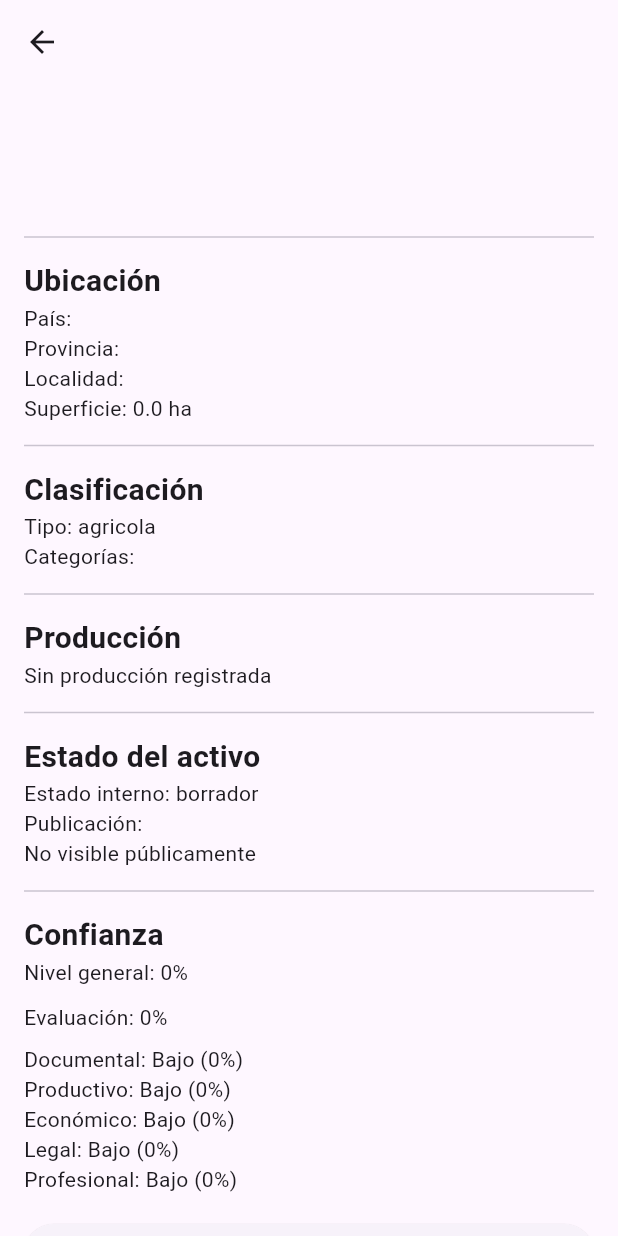
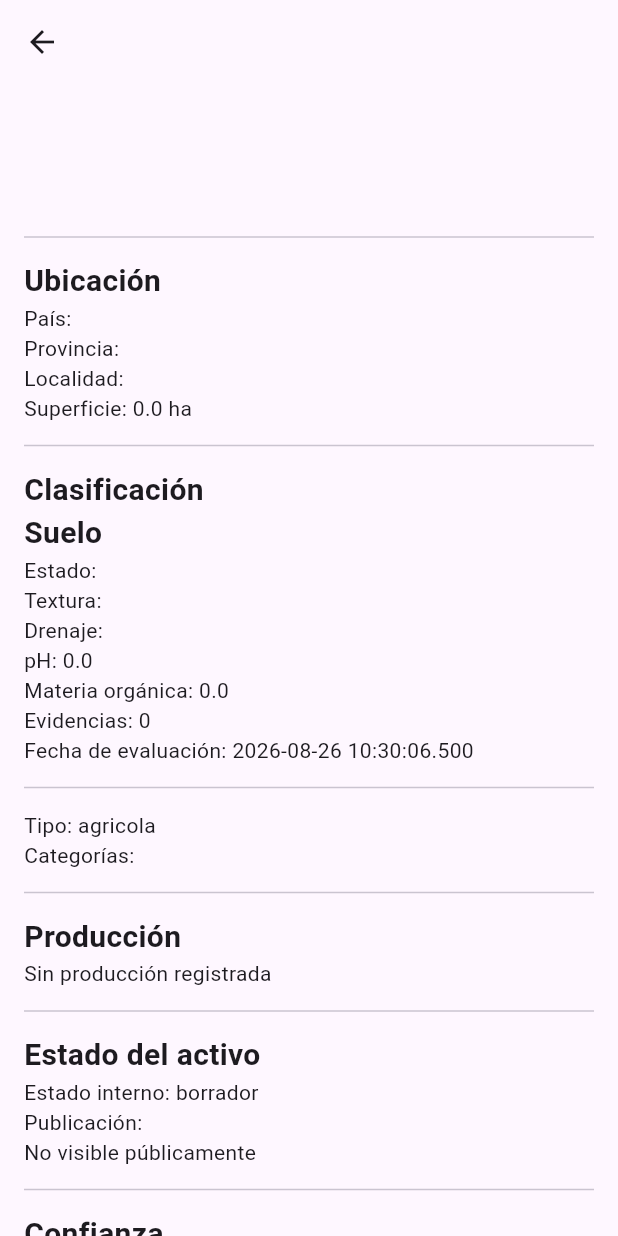
Before and after one commit to jgiacomin/agro_fields, a Flutter app: the DetalleActivoAgroScreen screen opened directly with empty values, on a phone screen of 412 x 824 dp. Run offline on Flutter 3.47's test engine with Material 3 defaults, Android fonts, the phone set to English and light mode, and no system bars; our stand-ins replace cloud_firestore, firebase_auth, firebase_core; accounts and stored records are empty.

Commit message:
feat: mostrar suelo en detalle del activo agro

```diff
--- a/lib/screens/campos/detalle_activo_agro_screen.dart
+++ b/lib/screens/campos/detalle_activo_agro_screen.dart
@@ -266,6 +266,50 @@ class _DetalleActivoAgroScreenState
             _titulo(
               "Clasificación",
             ),
+
+            _titulo(
+              "Suelo",
+            ),
+
+            Text(
+              "Estado: ${activo.suelo.estado}",
+            ),
+
+            Text(
+              "Textura: ${activo.suelo.textura ?? 'Sin registrar'}",
+            ),
+
+            Text(
+              "Drenaje: ${activo.suelo.drenaje ?? 'Sin registrar'}",
+            ),
+
+            Text(
+              "pH: ${activo.suelo.ph?.toString() ?? 'Sin registrar'}",
+            ),
+
+            Text(
+              "Materia orgánica: ${activo.suelo.materiaOrganica?.toString() ?? 'Sin registrar'}",
+            ),
+
+            Text(
+              "Evidencias: ${activo.suelo.evidencias.length}",
+            ),
+
+            if (activo.suelo.observaciones != null &&
+                activo.suelo.observaciones!.isNotEmpty)
+              Text(
+                "Observaciones: ${activo.suelo.observaciones}",
+              ),
+
+            if (activo.suelo.fechaEvaluacion != null)
+              Text(
+                "Fecha de evaluación: ${activo.suelo.fechaEvaluacion}",
+              ),
+
+            const Divider(
+              height:30,
+            ),
+
 
 
 
```
